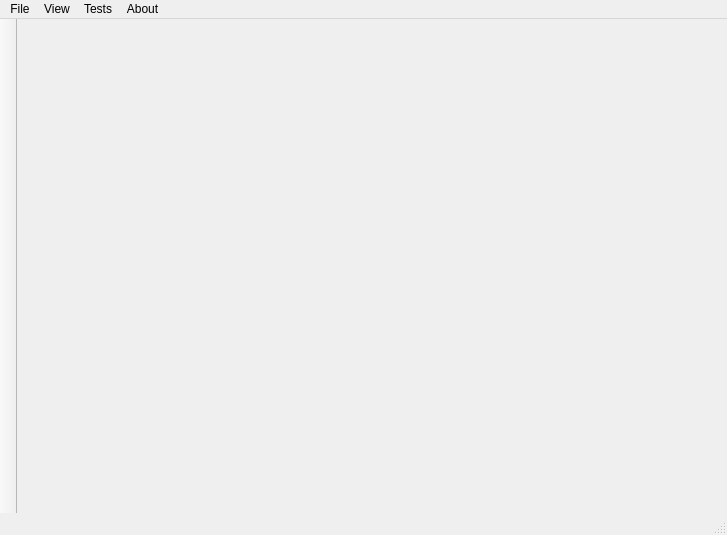
This is Ueyes/studioUeyes/mainwindow.ui in harry2002731/QT_Ueyes as Qt 5 draws it before an edit. The edited form follows.
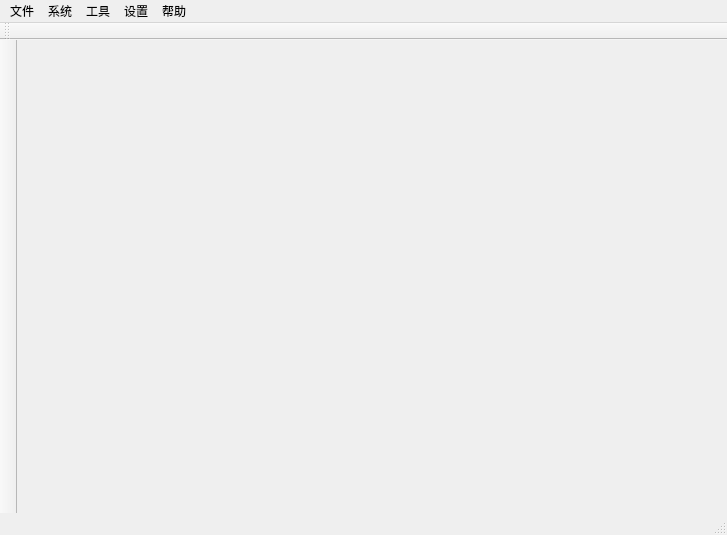
This is the edited form.

The edit to the form file:
```diff
--- a/Ueyes/studioUeyes/mainwindow.ui
+++ b/Ueyes/studioUeyes/mainwindow.ui
@@ -35,30 +35,36 @@
    </property>
    <widget class="QMenu" name="menuFile">
     <property name="title">
-     <string>File</string>
+     <string>文件</string>
     </property>
     <addaction name="actionSaveState"/>
     <addaction name="actionRestoreState"/>
    </widget>
    <widget class="QMenu" name="menuView">
     <property name="title">
-     <string>View</string>
+     <string>系统</string>
     </property>
    </widget>
    <widget class="QMenu" name="menuAbout">
     <property name="title">
-     <string>About</string>
+     <string>设置</string>
     </property>
    </widget>
    <widget class="QMenu" name="menuTests">
     <property name="title">
-     <string>Tests</string>
+     <string>工具</string>
+    </property>
+   </widget>
+   <widget class="QMenu" name="menu">
+    <property name="title">
+     <string>帮助</string>
     </property>
    </widget>
    <addaction name="menuFile"/>
    <addaction name="menuView"/>
    <addaction name="menuTests"/>
    <addaction name="menuAbout"/>
+   <addaction name="menu"/>
   </widget>
   <widget class="QToolBar" name="toolBar">
    <property name="windowTitle">
@@ -77,6 +83,17 @@
     <bool>false</bool>
    </attribute>
   </widget>
+  <widget class="QToolBar" name="toolBar_2">
+   <property name="windowTitle">
+    <string>toolBar_2</string>
+   </property>
+   <attribute name="toolBarArea">
+    <enum>TopToolBarArea</enum>
+   </attribute>
+   <attribute name="toolBarBreak">
+    <bool>false</bool>
+   </attribute>
+  </widget>
   <action name="actionExit">
    <property name="text">
     <string>Exit</string>
```
